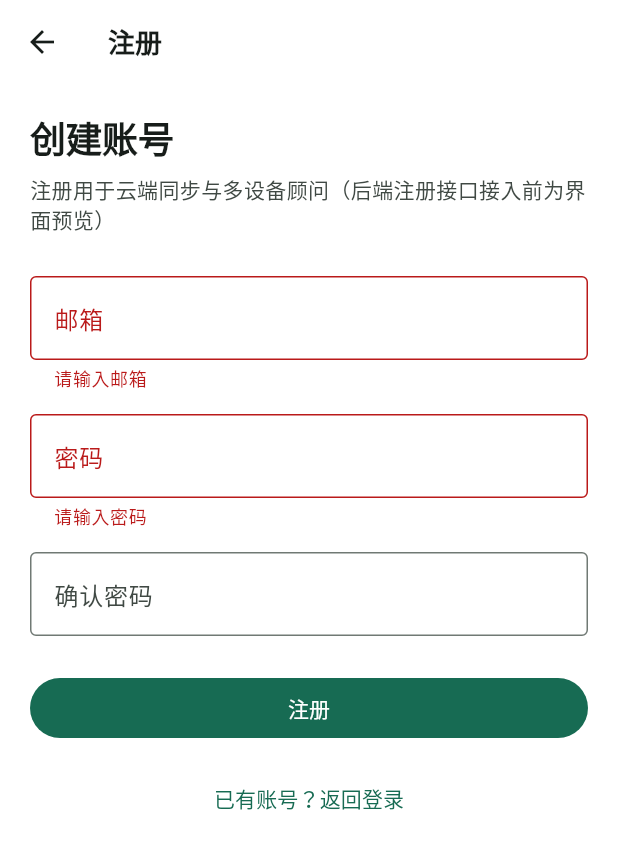
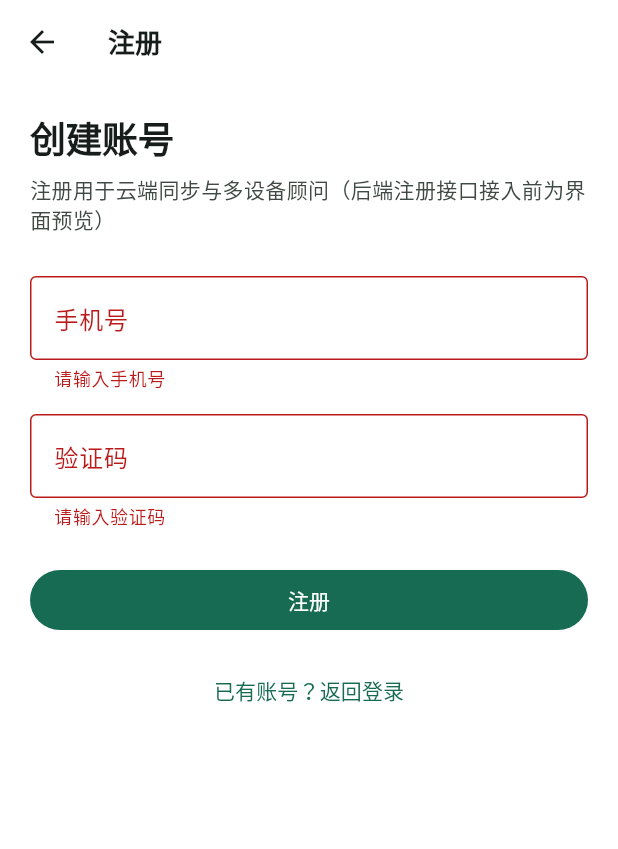
Before and after one commit to mlai21/PetPaw, a Flutter app: the RegisterPage screen opened directly, after a tap on "注册", on a phone screen of 412 x 824 dp. Shown: the top 849 px of the screen. Run offline on Flutter 3.47's test engine with Material 3 defaults, Android fonts, the phone set to English and light mode, and no system bars.

Commit message:
feat: add phone-first avatar onboarding flow
Implement phone verification auth forms and route newly registered users into a two-step avatar onboarding wizard with candidate generation, rerun, and required advisor naming. Add API contract placeholders for phone verify and avatar candidate generation, and update spec/plan/progress docs to align implementation.

Co-authored-by: Cursor <cursoragent@cursor.com>

```diff
--- a/apps/mobile/lib/features/auth/login_page.dart
+++ b/apps/mobile/lib/features/auth/login_page.dart
@@ -10,13 +10,13 @@ class LoginPage extends StatefulWidget {
 
 class _LoginPageState extends State<LoginPage> {
   final _formKey = GlobalKey<FormState>();
-  final _email = TextEditingController();
-  final _password = TextEditingController();
+  final _phone = TextEditingController();
+  final _code = TextEditingController();
 
   @override
   void dispose() {
-    _email.dispose();
-    _password.dispose();
+    _phone.dispose();
+    _code.dispose();
     super.dispose();
   }
 
@@ -47,33 +47,35 @@ class _LoginPageState extends State<LoginPage> {
                 ),
                 const SizedBox(height: 28),
                 TextFormField(
-                  key: const Key('login_email'),
-                  controller: _email,
-                  keyboardType: TextInputType.emailAddress,
-                  autofillHints: const [AutofillHints.email],
+                  key: const Key('login_phone'),
+                  controller: _phone,
+                  keyboardType: TextInputType.phone,
+                  autofillHints: const [AutofillHints.telephoneNumber],
                   decoration: const InputDecoration(
-                    labelText: '邮箱',
+                    labelText: '手机号',
                     border: OutlineInputBorder(),
                   ),
                   validator: (v) {
-                    if (v == null || v.trim().isEmpty) return '请输入邮箱';
-                    if (!v.contains('@')) return '邮箱格式不完整';
+                    final value = v?.trim() ?? '';
+                    if (value.isEmpty) return '请输入手机号';
+                    if (!RegExp(r'^\d{11}$').hasMatch(value)) return '请输入 11 位手机号';
                     return null;
                   },
                 ),
                 const SizedBox(height: 16),
                 TextFormField(
-                  key: const Key('login_password'),
-                  controller: _password,
-                  obscureText: true,
-                  autofillHints: const [AutofillHints.password],
+                  key: const Key('login_code'),
+                  controller: _code,
+                  keyboardType: TextInputType.number,
+                  autofillHints: const [AutofillHints.oneTimeCode],
                   decoration: const InputDecoration(
-                    labelText: '密码',
+                    labelText: '验证码',
                     border: OutlineInputBorder(),
                   ),
                   validator: (v) {
-                    if (v == null || v.isEmpty) return '请输入密码';
-                    if (v.length < 6) return '至少 6 位';
+                    final value = v?.trim() ?? '';
+                    if (value.isEmpty) return '请输入验证码';
+                    if (!RegExp(r'^\d{4,6}$').hasMatch(value)) return '请输入 4-6 位数字验证码';
                     return null;
                   },
                 ),
--- a/apps/mobile/lib/features/auth/register_page.dart
+++ b/apps/mobile/lib/features/auth/register_page.dart
@@ -1,4 +1,5 @@
 import 'package:flutter/material.dart';
+import 'package:pet_paw_app/features/onboarding/avatar_onboarding_page.dart';
 
 class RegisterPage extends StatefulWidget {
   const RegisterPage({super.key});
@@ -9,15 +10,13 @@ class RegisterPage extends StatefulWidget {
 
 class _RegisterPageState extends State<RegisterPage> {
   final _formKey = GlobalKey<FormState>();
-  final _email = TextEditingController();
-  final _password = TextEditingController();
-  final _passwordConfirm = TextEditingController();
+  final _phone = TextEditingController();
+  final _code = TextEditingController();
 
   @override
   void dispose() {
-    _email.dispose();
-    _password.dispose();
-    _passwordConfirm.dispose();
+    _phone.dispose();
+    _code.dispose();
     super.dispose();
   }
 
@@ -48,46 +47,35 @@ class _RegisterPageState extends State<RegisterPage> {
                 ),
                 const SizedBox(height: 28),
                 TextFormField(
-                  key: const Key('register_email'),
-                  controller: _email,
-                  keyboardType: TextInputType.emailAddress,
-                  autofillHints: const [AutofillHints.email],
+                  key: const Key('register_phone'),
+                  controller: _phone,
+                  keyboardType: TextInputType.phone,
+                  autofillHints: const [AutofillHints.telephoneNumber],
                   decoration: const InputDecoration(
-                    labelText: '邮箱',
+                    labelText: '手机号',
                     border: OutlineInputBorder(),
                   ),
                   validator: (v) {
-                    if (v == null || v.trim().isEmpty) return '请输入邮箱';
-                    if (!v.contains('@')) return '邮箱格式不完整';
+                    final value = v?.trim() ?? '';
+                    if (value.isEmpty) return '请输入手机号';
+                    if (!RegExp(r'^\d{11}$').hasMatch(value)) return '请输入 11 位手机号';
                     return null;
                   },
                 ),
                 const SizedBox(height: 16),
                 TextFormField(
-                  key: const Key('register_password'),
-                  controller: _password,
-                  obscureText: true,
+                  key: const Key('register_code'),
+                  controller: _code,
+                  keyboardType: TextInputType.number,
+                  autofillHints: const [AutofillHints.oneTimeCode],
                   decoration: const InputDecoration(
-                    labelText: '密码',
+                    labelText: '验证码',
                     border: OutlineInputBorder(),
                   ),
                   validator: (v) {
-                    if (v == null || v.isEmpty) return '请输入密码';
-                    if (v.length < 6) return '至少 6 位';
-                    return null;
-                  },
-                ),
-                const SizedBox(height: 16),
-                TextFormField(
-                  key: const Key('register_password_confirm'),
-                  controller: _passwordConfirm,
-                  obscureText: true,
-                  decoration: const InputDecoration(
-                    labelText: '确认密码',
-                    border: OutlineInputBorder(),
-                  ),
-                  validator: (v) {
-                    if (v != _password.text) return '两次密码不一致';
+                    final value = v?.trim() ?? '';
+                    if (value.isEmpty) return '请输入验证码';
+                    if (!RegExp(r'^\d{4,6}$').hasMatch(value)) return '请输入 4-6 位数字验证码';
                     return null;
                   },
                 ),
@@ -98,9 +86,9 @@ class _RegisterPageState extends State<RegisterPage> {
                     if (!(_formKey.currentState?.validate() ?? false)) {
                       return;
                     }
-                    ScaffoldMessenger.of(context).showSnackBar(
-                      const SnackBar(
-                        content: Text('注册接口就绪后即可创建账号（当前为 UI 预览）'),
+                    Navigator.of(context).push<void>(
+                      MaterialPageRoute<void>(
+                        builder: (_) => const AvatarOnboardingPage(),
                       ),
                     );
                   },
```
Also changed, not shown: apps/mobile/lib/features/onboarding/avatar_onboarding_models.dart (added, +16 -0 lines), apps/mobile/lib/features/onboarding/avatar_onboarding_page.dart (added, +193 -0 lines), apps/mobile/lib/features/onboarding/avatar_onboarding_repository.dart (added, +8 -0 lines), 11 other files.
